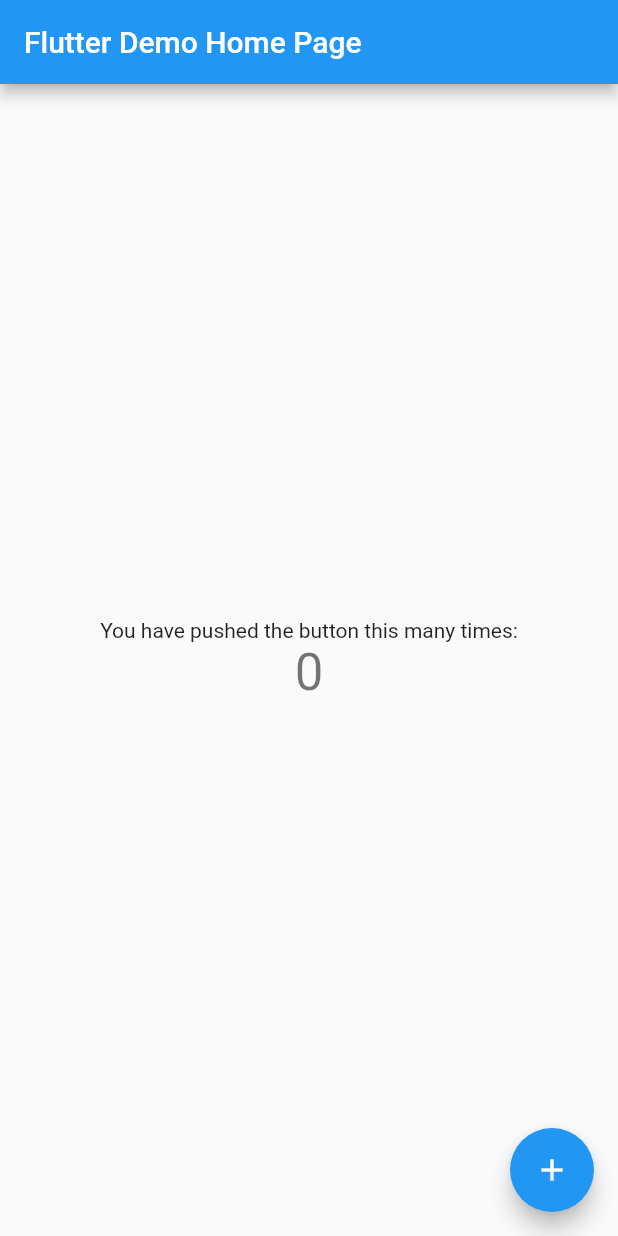
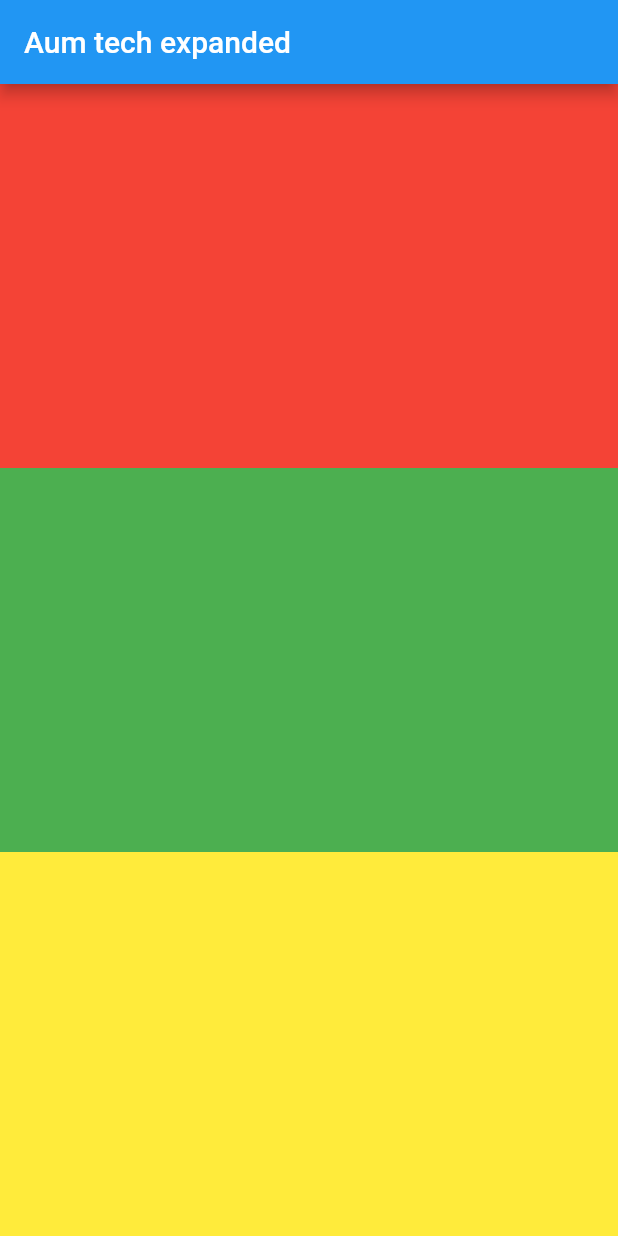
Before and after one commit to atthana/flutter_provider, a Flutter app: the screen it shows after launch, on a phone screen of 412 x 824 dp. Run offline on Flutter 3.47's test engine with Material 2 defaults, Android fonts, the phone set to English and light mode, and no system bars.

Commit message:
อันนี้ไม่เกี่ยวกับเรื่อง  Provider เลยนะ ผมทดสอบการใช้ widget Expanded() เท่านั้น

```diff
--- a/lib/homepage/counter.dart
+++ b/lib/homepage/counter.dart
@@ -5,6 +5,6 @@ class Counter with ChangeNotifier {
 
   void increment() {
     value++;
-    notifyListeners();
+    notifyListeners();  // หลังจากที่เพิ่มจำนวนแล้ว ก้อให้แจ้งกลับมาบอก
   }
 }
--- a/lib/main.dart
+++ b/lib/main.dart
@@ -1,7 +1,8 @@
 import 'package:flutter/material.dart';
 import 'package:provider/provider.dart';
-import 'package:test_provider/homepage/counter.dart';
+// import 'package:test_provider/homepage/counter.dart';
 import 'package:test_provider/homepage/homepage.dart';
+import 'package:test_provider/test_expanded.dart';
 
 void main() {
   runApp(MyApp());
@@ -18,7 +19,8 @@ class MyApp extends StatelessWidget {
       ),
       home: ChangeNotifierProvider<ValueNotifier<int>>(
         create: (context) => ValueNotifier<int>(0),
-        child: MyHomePage(title: 'Flutter Demo Home Page'),
+        // child: MyHomePage(title: 'Flutter Demo Home Page'),
+        child: TestExpanded(),
       ),
     );
   }
--- /dev/null
+++ b/lib/test_expanded.dart
@@ -0,0 +1,41 @@
+import 'package:flutter/material.dart';
+
+class TestExpanded extends StatefulWidget {
+  @override
+  _TestExpandedState createState() => _TestExpandedState();
+}
+
+class _TestExpandedState extends State<TestExpanded> {
+  @override
+  Widget build(BuildContext context) {
+    return Scaffold(
+      appBar: AppBar(
+        title: Text('Aum tech expanded'),
+      ),
+      body: Column(
+        children: [
+          Expanded(
+            child: Container(
+              color: Colors.red,
+              height: 100,
+            ),
+          ),
+          Expanded(
+                      child: Container(
+              color: Colors.green,
+              height: 100,
+            ),
+          ),
+          Expanded(
+                      child: Container(
+              color: Colors.yellow,
+              height: 100,
+            ),
+          )
+          // ถ้าใส่ Expanded() มันจะช่วยขยายไปจนถึงขอบนะ ฉะนั้นถึงจะกำหนด height ก้อไม่มีผลอะไรล่ะ
+
+        ],
+      ),
+    );
+  }
+}
```
